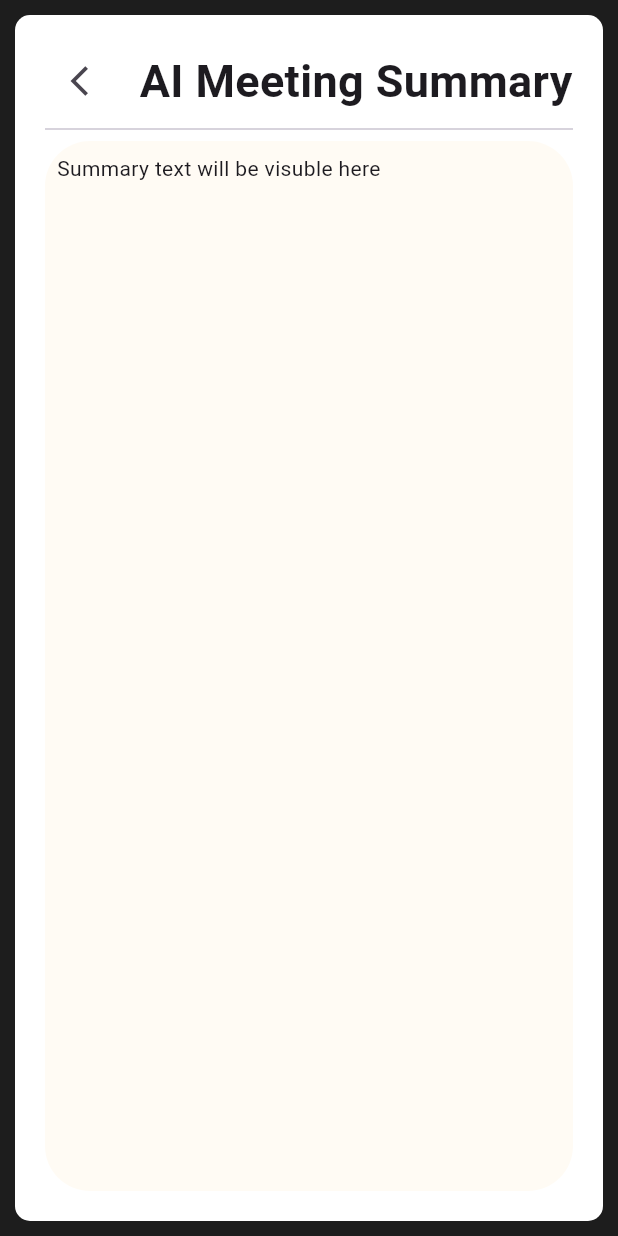
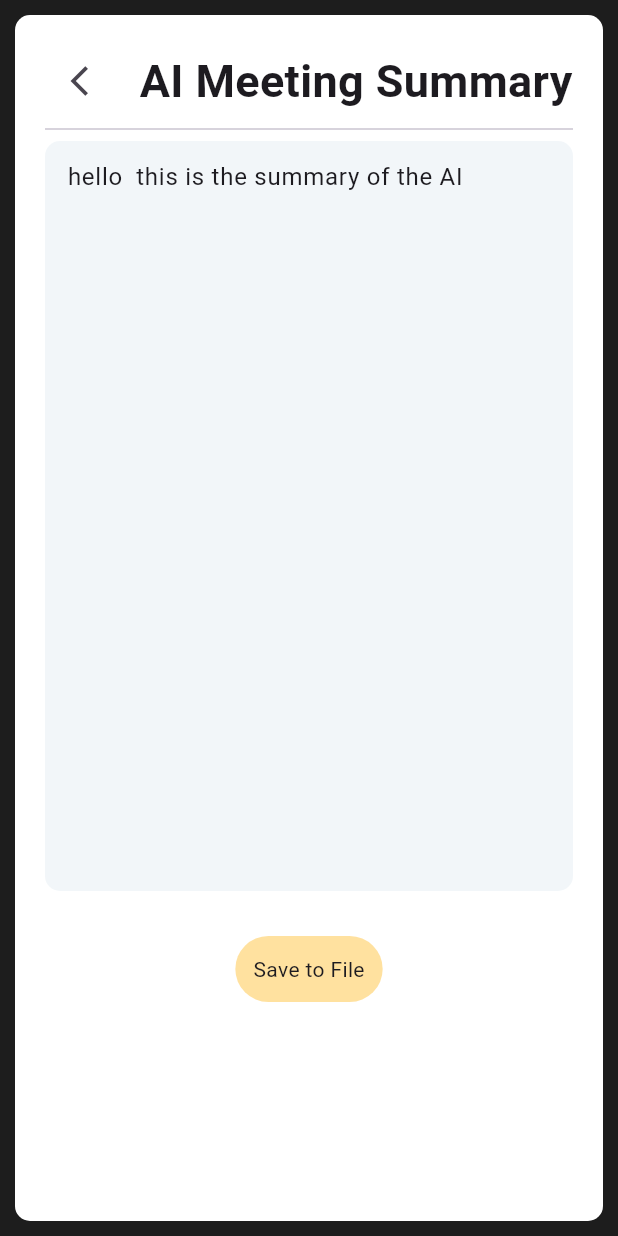
Before and after one commit to tarun-sakthivel/FROST-HACKTHON, a Flutter app: the screen it shows after launch, after a tap on "Finish", on a phone screen of 412 x 824 dp. Run offline on Flutter 3.47's test engine with Material 3 defaults, Android fonts, the phone set to English and light mode, and no system bars; our stand-ins replace camera.

Commit message:
second commit

```diff
--- a/lib/meeting.dart
+++ b/lib/meeting.dart
@@ -180,9 +180,27 @@ class _MeetingState extends State<Meeting> {
                                 Expanded(
                                   flex:3,
 
-                                  child: yes ?Text("Camera off!") :Container(
+                                  child: yes ?Container(
+                                    decoration: BoxDecoration(borderRadius: BorderRadius.circular(20),color:Kappcolorlight),
+                                    child: Column(
+                                      mainAxisAlignment: MainAxisAlignment.center,
+                                      crossAxisAlignment: CrossAxisAlignment.center,
+                                      children: [
+                                        Container(
+
+                                            decoration: BoxDecoration(borderRadius: BorderRadius.circular(20)),
+                                            child:ClipRect(child:Image.asset("assets/No_camera.png",height: 300,))),
+                                            Text("Your Camera is off!",style:Kcommontextstyle)
+                                      ],
+                                    ),
+                                  )
+
+                                      :Container(
                                     decoration: BoxDecoration(borderRadius: BorderRadius.circular(20)),
-                                    child: CameraPreview(cameraController))),
+                                    child: Container(
+
+                                      decoration: BoxDecoration(borderRadius: BorderRadius.circular(20)),
+                                      child:ClipRect(child:CameraPreview(cameraController))))),
                                 SizedBox(
                                   width: 10,
                                 ),
--- a/lib/summary.dart
+++ b/lib/summary.dart
@@ -1,6 +1,11 @@
+import "dart:io";
+
 import  "package:flutter/material.dart";
 
 import "constants.dart";
+
+String _filePath= "";
+TextEditingController summarytextController = TextEditingController(text:"hello  this is the summary of the AI");
 class Summary extends StatefulWidget {
   const Summary({super.key});
 
@@ -53,7 +58,7 @@ class _SummaryState extends State<Summary> {
                         indent: 0,
                         endIndent: 0,
                       ),
-                      Expanded(
+                      /*Expanded(
 
                         child: Container(
                           width:double.infinity,
@@ -61,10 +66,65 @@ class _SummaryState extends State<Summary> {
 
                           child:Padding(
                             padding: const EdgeInsets.all(8.0),
-                            child: Text("Summary text will be visuble here"),
+                            child: SingleChildScrollView(
+                              scrollDirection: Axis.vertical,
+                              child: Column(
+                                mainAxisAlignment: MainAxisAlignment.start,
+                                children: [
+                                  Text("Summary text will be visible here\n\n\n\n\n\n\n\n\n\n\n\n\n\n\n\n\n\n\n\n\n\n\n\n\n\n\n\n\n\n\n\n\n\n\n\n\n\n\n\n\n\n\n\n\n\n\n\n you have scrolled"),
+                                ],
+                              )),
                           ),
                         ),
+                      ),*/
+                      /*TextField(
+                        controller: summarytextController,
+                        decoration: InputDecoration(
+                          border: InputBorder.none,
+                          hintText: 'Enter your text here',
+                        ),
+                        maxLines: null, // Allows for multiline input
+                      ),*/
+
+
+                      Container(
+                  height:500,
+                  width: double.infinity,
+                  decoration: BoxDecoration(borderRadius: KMyborder,color: Kgreycolor_light,),
+
+                    child: Padding(
+                      padding: const EdgeInsets.only(left: 15,bottom:5),
+                      child: TextField(
+                      controller: summarytextController,
+                      maxLength: null,
+                      maxLines:null,
+                        // Allow unlimited lines in the text field
+                      decoration: InputDecoration(
+                        border: InputBorder.none, // Remove default border
+                        hintText: 'Here...',
                       ),
+                        ),
+                  ),
+                ),
+
+                      Padding(
+                        padding: const EdgeInsets.only(top:30),
+                        child: Center(
+                          child: GestureDetector(
+                           onTap: (){
+                              _saveToFile();
+
+                           },
+                           child: Container(
+                            decoration: BoxDecoration(borderRadius: BorderRadius.circular(30),color:Kappcolor),
+                            child: Padding(
+                              padding: const EdgeInsets.all(12.0),
+                              child: Text("Save to File"),
+                            )),
+
+                          ),
+                        ),
+                      )
 
 
                     ]
@@ -72,6 +132,44 @@ class _SummaryState extends State<Summary> {
                 ),
 
               ),
-            )));;
+            )));
   }
+  /*Future<void> _saveToFile(BuildContext context) async {
+    String textToSave = summarytextController.text;
+
+    if (textToSave.isNotEmpty) {
+      try {
+        Directory directory = await getApplicationDocumentsDirectory();
+        String filePath = '$directory/my_text_file.txt';
+
+
+        File file = File(filePath);
+        await file.writeAsString(textToSave);
+
+        setState(() {
+          _filePath = filePath;
+        });
+
+        ScaffoldMessenger.of(context).showSnackBar(
+          SnackBar(content: Text('Text saved to file')),
+        );
+      } catch (e) {
+        print('Error saving to file: $e');
+        ScaffoldMessenger.of(context).showSnackBar(
+          SnackBar(content: Text('Error saving to file')),
+        );
+      }
+    } else {
+      ScaffoldMessenger.of(context).showSnackBar(
+        SnackBar(content: Text('Please enter some text')),
+      );
+    }
+  }*/
+  void _saveToFile(){
+    String tosave = summarytextController.text;
+    File file = File("asnwer.txt");
+    file.writeAsStringSync(tosave);
+  }
+
+
 }
--- a/pubspec.yaml
+++ b/pubspec.yaml
@@ -12,11 +12,17 @@ dependencies:
   flutter:
     sdk: flutter
   speech_to_text: ^6.5.1
+  path_provider: ^2.1.2
+  file_picker: ^6.1.1
+  permission_handler: ^11.0.1
 
 dev_dependencies:
   flutter_test:
     sdk: flutter
   flutter_lints: ^2.0.0
+  path_provider: ^2.0.8
 
 flutter:
   uses-material-design: true
+  assets:
+    - assets/No_camera.png
```
Also changed, not shown: assets/No_camera.png (added), pubspec.lock, 4 other files.
